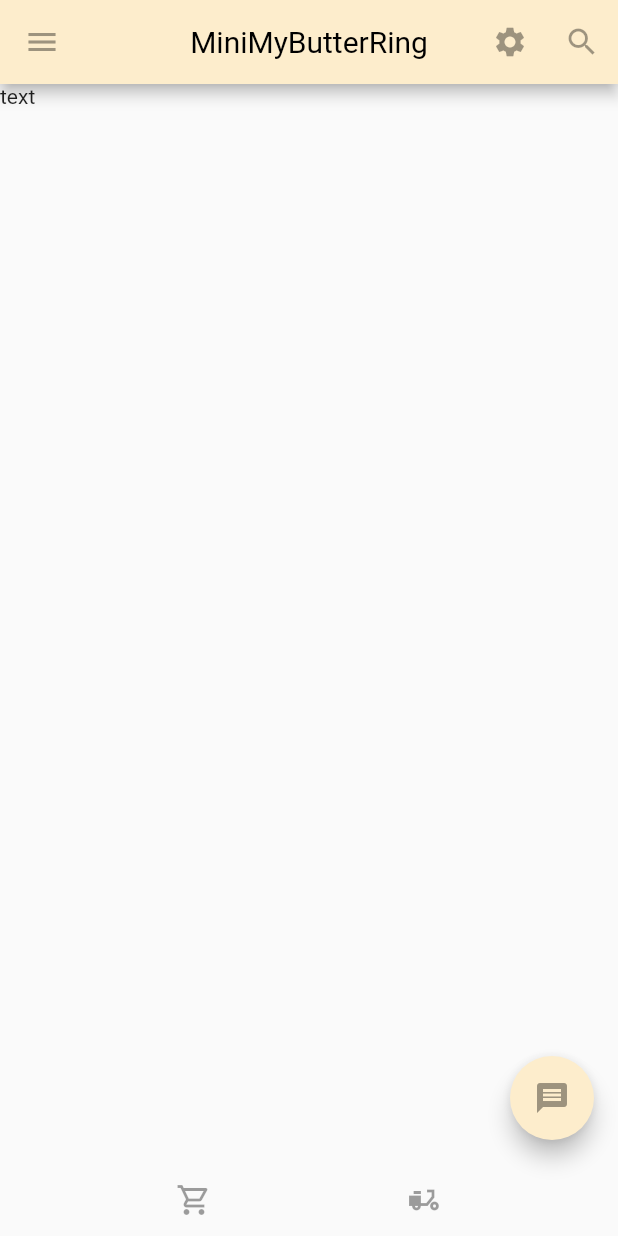
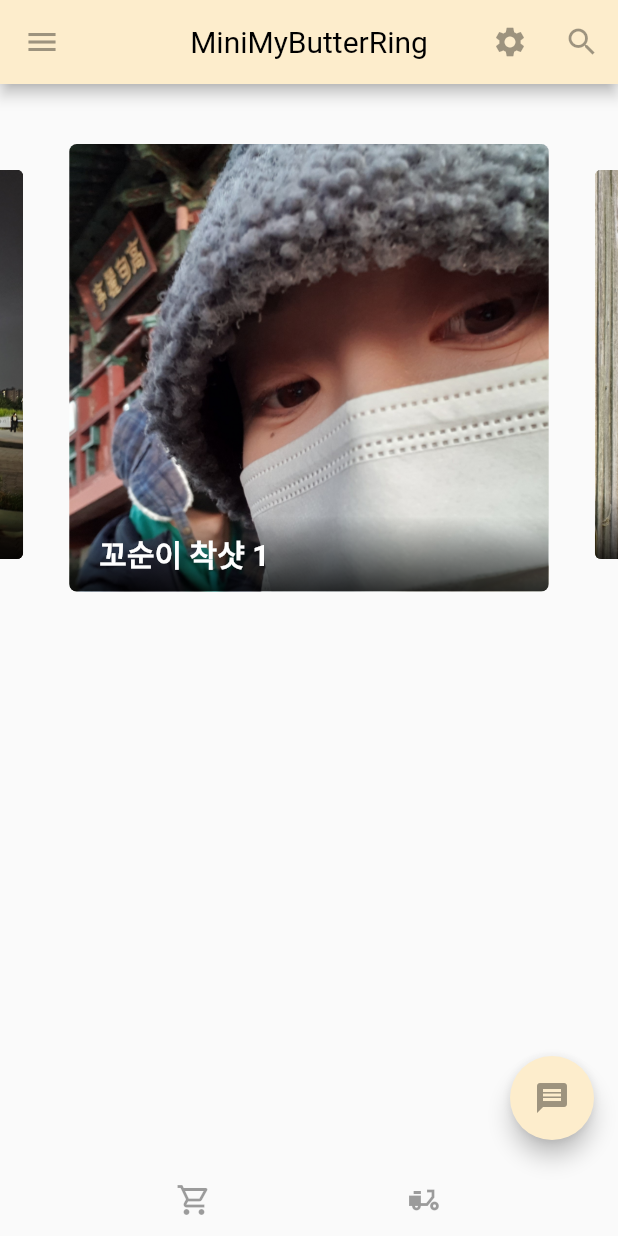
Before and after one commit to BAR-KEY/MiniMyButterRing, a Flutter app: the screen it shows after launch, on a phone screen of 412 x 824 dp. Run offline on Flutter 3.47's test engine with Material 2 defaults, Android fonts, the phone set to English and light mode, and no system bars; drawn by our look-alikes of carousel_slider; Roboto replaces fonts that are missing (NanumBarunGothic).

Commit message:
image slider 넣기

```diff
--- a/lib/main.dart
+++ b/lib/main.dart
@@ -1,6 +1,7 @@
 import 'package:flutter/material.dart';
 import 'style.dart' as style;
 import './pages/sidemenu.dart';
+import './pages/imageslider.dart';
 
 void main() {
   runApp(MaterialApp(theme: style.theme, home: MyApp()));
@@ -25,7 +26,7 @@
           IconButton(icon: Icon(Icons.search), onPressed: null),
         ],
       ),
-      body: Text('text'),
+      body: ImageSlide(),
       floatingActionButton: FloatingActionButton(
         onPressed: () {},
         child: Icon(Icons.message),
--- /dev/null
+++ b/lib/pages/imageslider.dart
@@ -0,0 +1,66 @@
+import 'package:flutter/material.dart';
+import 'package:carousel_slider/carousel_slider.dart';
+
+class ImageSlide extends StatelessWidget {
+  const ImageSlide({Key? key}) : super(key: key);
+
+  @override
+  Widget build(BuildContext context) {
+    return CarouselSlider(
+      options: CarouselOptions(
+        aspectRatio: 1.2,
+        enlargeCenterPage: true,
+        scrollDirection: Axis.horizontal,
+        autoPlay: true,
+      ),
+      items: imageSliders,
+    );
+  }
+}
+
+final List<String> imgList = [
+  'assets/images/slideimage1.jpg',
+  'assets/images/slideimage2.jpg',
+  'assets/images/slideimage3.jpg',
+  'assets/images/slideimage4.jpg',
+  'assets/images/slideimage5.jpg',
+];
+final List<Widget> imageSliders = imgList
+    .map((item) => Container(
+          margin: EdgeInsets.fromLTRB(5, 40, 5, 5),
+          child: ClipRRect(
+              borderRadius: BorderRadius.all(Radius.circular(5.0)),
+              child: Stack(
+                children: <Widget>[
+                  Image.asset(item, fit: BoxFit.cover, width: 1000.0),
+                  Positioned(
+                    bottom: 0.0,
+                    left: 0.0,
+                    right: 0.0,
+                    child: Container(
+                      decoration: BoxDecoration(
+                        gradient: LinearGradient(
+                          colors: [
+                            Color.fromARGB(200, 0, 0, 0),
+                            Color.fromARGB(0, 0, 0, 0)
+                          ],
+                          begin: Alignment.bottomCenter,
+                          end: Alignment.topCenter,
+                        ),
+                      ),
+                      padding: EdgeInsets.symmetric(
+                          vertical: 10.0, horizontal: 20.0),
+                      child: Text(
+                        '꼬순이 착샷 ${imgList.indexOf(item) + 1}',
+                        style: TextStyle(
+                          color: Colors.white,
+                          fontSize: 20.0,
+                          fontWeight: FontWeight.bold,
+                        ),
+                      ),
+                    ),
+                  ),
+                ],
+              )),
+        ))
+    .toList();
--- a/pubspec.yaml
+++ b/pubspec.yaml
@@ -33,6 +33,7 @@ dependencies:
   # The following adds the Cupertino Icons font to your application.
   # Use with the CupertinoIcons class for iOS style icons.
   cupertino_icons: ^1.0.2
+  carousel_slider: ^4.0.0
 
 dev_dependencies:
   flutter_test:
@@ -68,15 +69,14 @@ flutter:
         - asset: assets/fonts/NanumBarunGothicUltraLight.ttf
           weight: 200
 
+  assets:
+    - assets/images/
 flutter_native_splash:
   color: "#FFFFFF"
   image: assets/splash.png
   fullscreen: true
 
   # To add assets to your application, add an assets section, like this:
-  # assets:
-  #   - images/a_dot_burr.jpeg
-  #   - images/a_dot_ham.jpeg
 
   # An image asset can refer to one or more resolution-specific "variants", see
   # https://flutter.dev/assets-and-images/#resolution-aware.
```
Also changed, not shown: assets/images/slideimage1.jpg (added), assets/images/slideimage2.jpg (added), assets/images/slideimage3.jpg (added), assets/images/slideimage4.jpg (added), assets/images/slideimage5.jpg (added), pubspec.lock.
